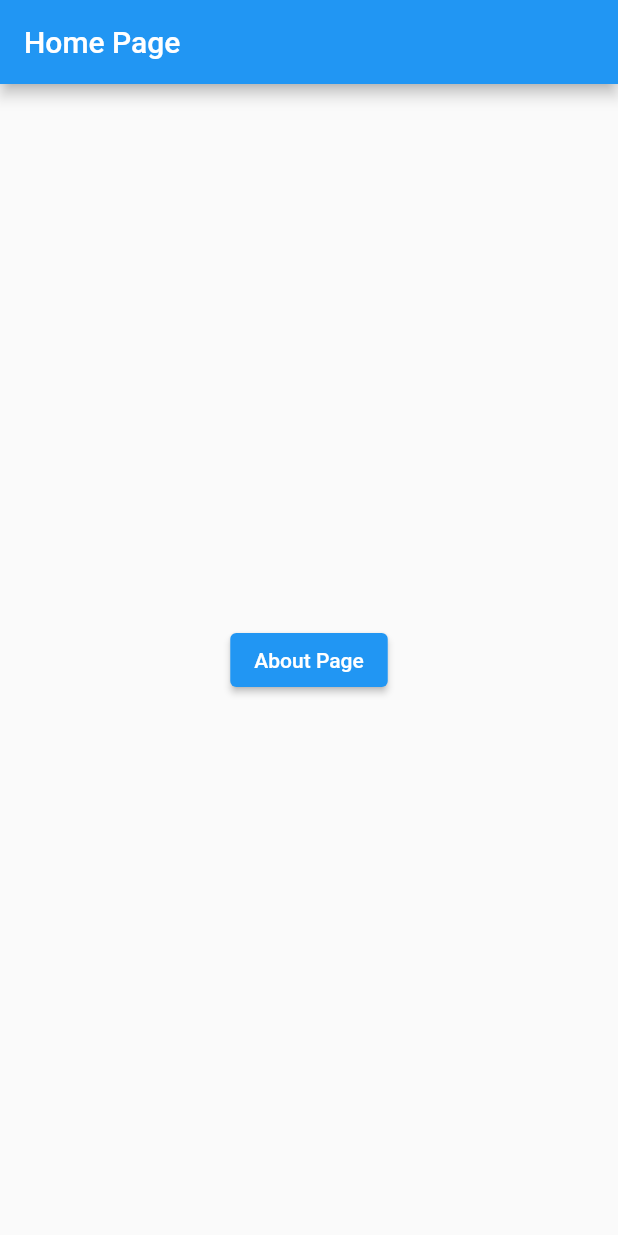
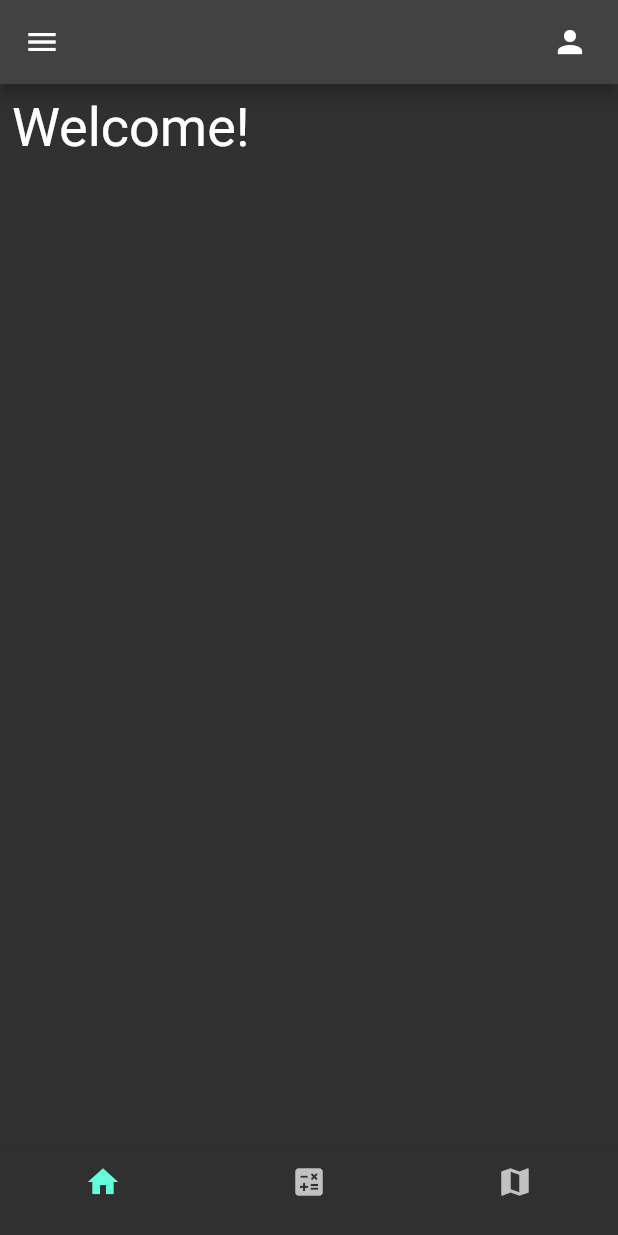
Before and after one commit to laRayna/academic-app, a Flutter app: the screen it shows after launch, on a phone screen of 412 x 824 dp. Run offline on Flutter 3.47's test engine with Material 2 defaults, Android fonts, the phone set to English and light mode, and no system bars.

Commit message:
new file

```diff
--- a/lib/main.dart
+++ b/lib/main.dart
@@ -1,45 +1,19 @@
 import 'package:flutter/material.dart';
+import 'package:my_app/pages/home_page.dart';
 
 void main() {
-  runApp(const MaterialApp(
-    title: 'Welcome to Calculator App!',
-    home: homePage(),
-  ));
+  runApp(const MyApp());
 }
 
-class homePage extends StatelessWidget {
-  const homePage({super.key});
+class MyApp extends StatelessWidget {
+  const MyApp({Key? key}) : super(key: key);
 
   @override
   Widget build(BuildContext context) {
-    return Scaffold(
-      appBar: AppBar(
-        title: const Text('Home Page'),
-      ),
-      body: Center(
-        child: ElevatedButton(
-          child: const Text('About Page'),
-          onPressed: () {
-            Navigator.push(
-              context,
-              MaterialPageRoute(builder: (context) => const AboutPage()),
-            );
-          },
-        ),
-      ),
+    return MaterialApp(
+      debugShowCheckedModeBanner: false,
+      home: HomePage(),
+      theme: ThemeData(brightness: Brightness.dark),
     );
   }
 }
-
-class AboutPage extends StatelessWidget {
-  const AboutPage({super.key});
-
-  @override
-  Widget build(BuildContext context) {
-    return Scaffold(
-      appBar: AppBar(
-        title: const Text('About Page'),
-      ),
-    );
-  }
-}
--- /dev/null
+++ b/lib/pages/home_page.dart
@@ -0,0 +1,52 @@
+import 'package:flutter/material.dart';
+
+class HomePage extends StatefulWidget {
+  const HomePage({Key? key}) : super(key: key);
+
+  @override
+  State<HomePage> createState() => _HomePageState();
+}
+
+class _HomePageState extends State<HomePage> {
+  @override
+  Widget build(BuildContext context) {
+    return Scaffold(
+      appBar: AppBar(
+          // backgroundColor: Colors.amber,
+          leading: Icon(Icons.menu),
+          actions: [
+            Padding(
+              padding: const EdgeInsets.only(right: 20.0),
+              child: Icon(Icons.person),
+            )
+          ]),
+      bottomNavigationBar: BottomNavigationBar(
+        items: [
+          BottomNavigationBarItem(
+            icon: Icon(Icons.home),
+            label: '',
+          ),
+          BottomNavigationBarItem(
+            icon: Icon(Icons.calculate),
+            label: '',
+          ),
+          BottomNavigationBarItem(
+            icon: Icon(Icons.map),
+            label: '',
+          )
+        ],
+      ),
+      body: Column(children: [
+        Padding(
+          padding: const EdgeInsets.all(8.0),
+          child: Text(
+            "Welcome!",
+            style: TextStyle(
+              fontSize: 36,
+            ),
+          ),
+        )
+      ]),
+    );
+  }
+}
```
Also changed, not shown: 1 other file.
